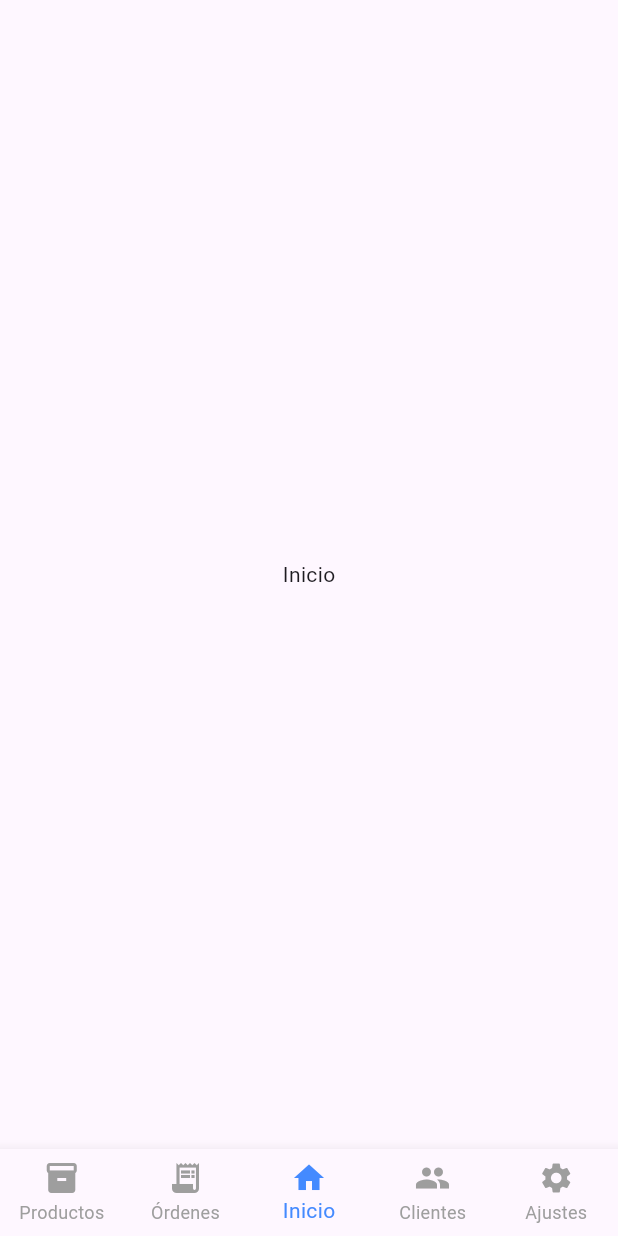
After one commit to Dransil/sistema-api-restaurante, a Flutter app: the MainLayout screen opened directly, on a phone screen of 412 x 824 dp. The commit adds this screen. Run offline on Flutter 3.47's test engine with Material 3 defaults, Android fonts, the phone set to English and light mode, and no system bars; our stand-ins replace dio.

Commit message:
Esqueleto base flutter

```diff
--- a/app_mobile_pos/lib/core/constants/api_constants.dart
+++ b/app_mobile_pos/lib/core/constants/api_constants.dart
@@ -1,6 +1,7 @@
 class ApiConstants {
   // Cambiar IP para tests
   static const String baseUrl = 'http://192.168.1.248:3000';
+  //static const String baseUrl = 'http://192.168.1.248:3000';
   // Endpoint para testear
   static const String test = '/test';
   // Endpoints basados en el backend
--- a/app_mobile_pos/lib/main.dart
+++ b/app_mobile_pos/lib/main.dart
@@ -1,3 +1,4 @@
+import 'package:app_mobile_pos/presentation/screens/home_screen.dart';
 import 'package:flutter/material.dart';
 import 'presentation/screens/login_screen.dart';
 
--- /dev/null
+++ b/app_mobile_pos/lib/presentation/screens/home_screen.dart
@@ -0,0 +1,59 @@
+import 'package:flutter/material.dart';
+
+// Aqui tienes que importar las pantallas que haras
+class MainLayout extends StatefulWidget {
+  const MainLayout({super.key});
+
+  @override
+  State<MainLayout> createState() => _MainLayoutState();
+}
+
+class _MainLayoutState extends State<MainLayout> {
+  // Iniciamos en 2 para que "Inicio" sea la pantalla principal
+  int _selectedIndex = 2;
+
+  // Lista de tus pantallas
+  final List<Widget> _screens = [
+    const Center(child: Text('Productos')), // Index 0
+    const Center(child: Text('Órdenes')), // Index 1
+    const Center(child: Text('Inicio')), // Index 2 (Principal)
+    const Center(child: Text('Clientes')), // Index 3
+    const Center(child: Text('Ajustes')), // Index 4
+  ];
+
+  @override
+  Widget build(BuildContext context) {
+    return Scaffold(
+      body: _screens[_selectedIndex],
+
+      bottomNavigationBar: BottomNavigationBar(
+        type: BottomNavigationBarType.fixed, // Obligatorio para más de 3 items
+        showUnselectedLabels: true,
+        showSelectedLabels: true,
+        currentIndex: _selectedIndex,
+        selectedItemColor: Colors.blueAccent,
+        unselectedItemColor: Colors.grey,
+
+        onTap: (index) {
+          setState(() {
+            _selectedIndex = index;
+          });
+        },
+
+        items: const <BottomNavigationBarItem>[
+          BottomNavigationBarItem(
+            icon: Icon(Icons.inventory),
+            label: 'Productos',
+          ),
+          BottomNavigationBarItem(
+            icon: Icon(Icons.receipt_long),
+            label: 'Órdenes',
+          ),
+          BottomNavigationBarItem(icon: Icon(Icons.home), label: 'Inicio'),
+          BottomNavigationBarItem(icon: Icon(Icons.people), label: 'Clientes'),
+          BottomNavigationBarItem(icon: Icon(Icons.settings), label: 'Ajustes'),
+        ],
+      ),
+    );
+  }
+}
--- a/app_mobile_pos/lib/presentation/screens/login_screen.dart
+++ b/app_mobile_pos/lib/presentation/screens/login_screen.dart
@@ -1,3 +1,4 @@
+import 'package:app_mobile_pos/presentation/screens/home_screen.dart';
 import 'package:flutter/material.dart';
 import '../../core/constants/api_constants.dart';
 import 'package:dio/dio.dart';
@@ -30,6 +31,10 @@ class _LoginScreenState extends State<LoginScreen> {
       if (response.statusCode == 200) {
         print("Login exitoso: ${response.data}");
         // Navegacion al menú
+        Navigator.pushReplacement(
+          context,
+          MaterialPageRoute(builder: (context) => const MainLayout()),
+        );
       }
     } catch (e) {
       print("Error en login: $e");
```
Also changed, not shown: app_mobile_pos/lib/data/models/user_model.dart (added, +42 -0 lines).
